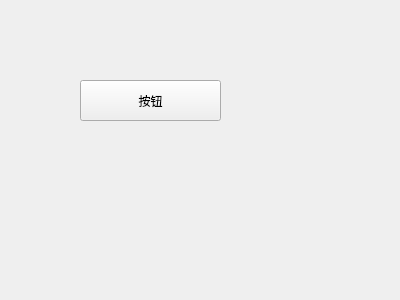
wangzhanf/hdCPP, file day8023001/mywidget.ui: the form before one commit.
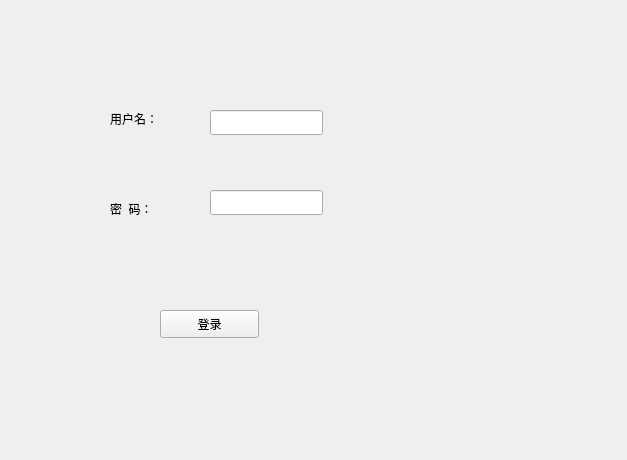
The form after the commit.

Patch:
```diff
--- a/day8023001/mywidget.ui
+++ b/day8023001/mywidget.ui
@@ -6,24 +6,73 @@
    <rect>
     <x>0</x>
     <y>0</y>
-    <width>400</width>
-    <height>300</height>
+    <width>627</width>
+    <height>460</height>
    </rect>
   </property>
   <property name="windowTitle">
    <string>MyWidget</string>
   </property>
-  <widget class="QPushButton" name="myBtn">
+  <widget class="QLabel" name="labelUname">
    <property name="geometry">
     <rect>
-     <x>80</x>
-     <y>80</y>
-     <width>141</width>
-     <height>41</height>
+     <x>110</x>
+     <y>110</y>
+     <width>81</width>
+     <height>18</height>
     </rect>
    </property>
    <property name="text">
-    <string>按钮</string>
+    <string>用户名：</string>
+   </property>
+  </widget>
+  <widget class="QLineEdit" name="lineEditUname">
+   <property name="geometry">
+    <rect>
+     <x>210</x>
+     <y>110</y>
+     <width>113</width>
+     <height>25</height>
+    </rect>
+   </property>
+  </widget>
+  <widget class="QLabel" name="labelUpass">
+   <property name="geometry">
+    <rect>
+     <x>110</x>
+     <y>200</y>
+     <width>81</width>
+     <height>18</height>
+    </rect>
+   </property>
+   <property name="text">
+    <string>密  码：</string>
+   </property>
+  </widget>
+  <widget class="QLineEdit" name="lineEditUpass">
+   <property name="geometry">
+    <rect>
+     <x>210</x>
+     <y>190</y>
+     <width>113</width>
+     <height>25</height>
+    </rect>
+   </property>
+   <property name="echoMode">
+    <enum>QLineEdit::PasswordEchoOnEdit</enum>
+   </property>
+  </widget>
+  <widget class="QPushButton" name="loginBtn">
+   <property name="geometry">
+    <rect>
+     <x>160</x>
+     <y>310</y>
+     <width>99</width>
+     <height>28</height>
+    </rect>
+   </property>
+   <property name="text">
+    <string>登录</string>
    </property>
   </widget>
  </widget>
```
